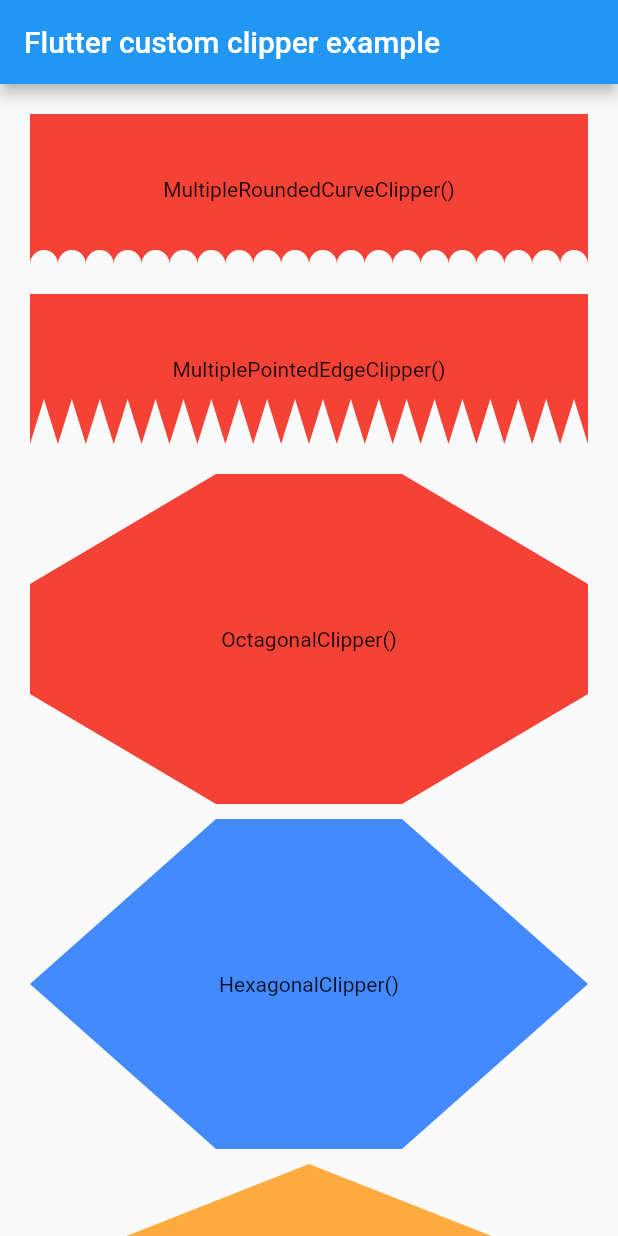
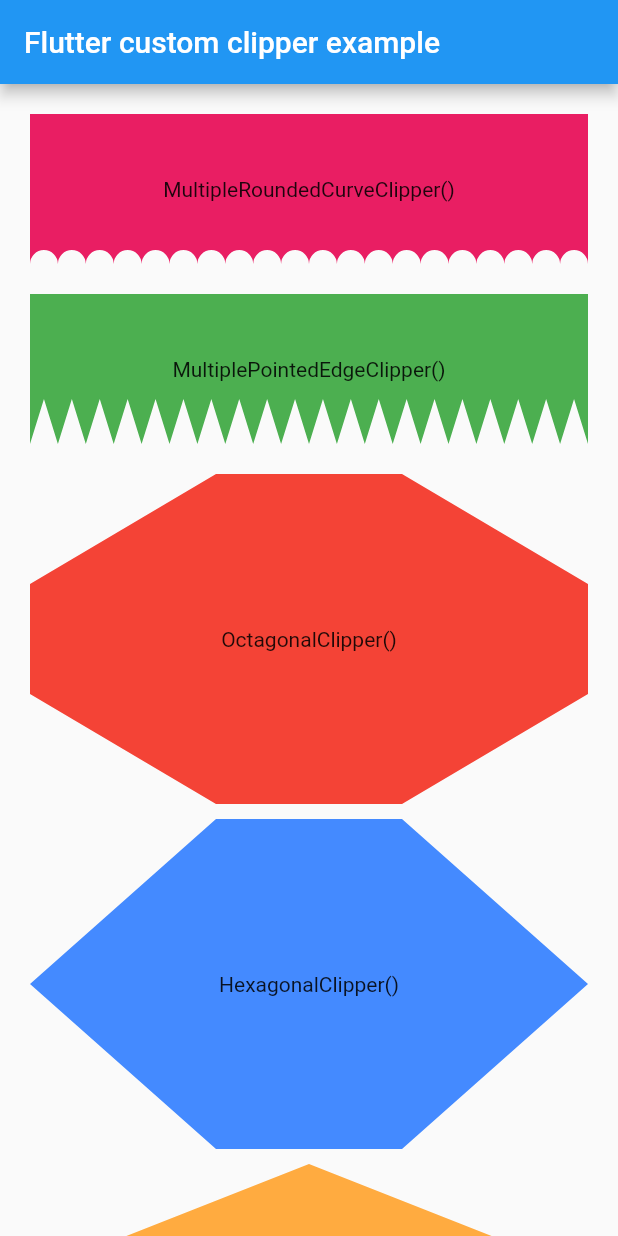
Before and after one commit to lohanidamodar/flutter_custom_clippers, a Flutter app: the screen it shows after launch, on a phone screen of 412 x 824 dp. Run offline on Flutter 3.47's test engine with Material 2 defaults, Android fonts, the phone set to English and light mode, and no system bars.

Commit message:
changing color

```diff
--- a/example/lib/main.dart
+++ b/example/lib/main.dart
@@ -26,7 +26,7 @@ class HomeScreen extends StatelessWidget {
             clipper: MultipleRoundedCurveClipper(),
             child: Container(
               height: 100,
-              color: Colors.red,
+              color: Colors.pink,
               child: Center(child: Text("MultipleRoundedCurveClipper()")),
             ),
           ),
@@ -35,7 +35,7 @@ class HomeScreen extends StatelessWidget {
             clipper: MultiplePointedEdgeClipper(),
             child: Container(
               height: 100,
-              color: Colors.red,
+              color: Colors.green,
               child: Center(child: Text("MultiplePointedEdgeClipper()")),
             ),
           ),
```
